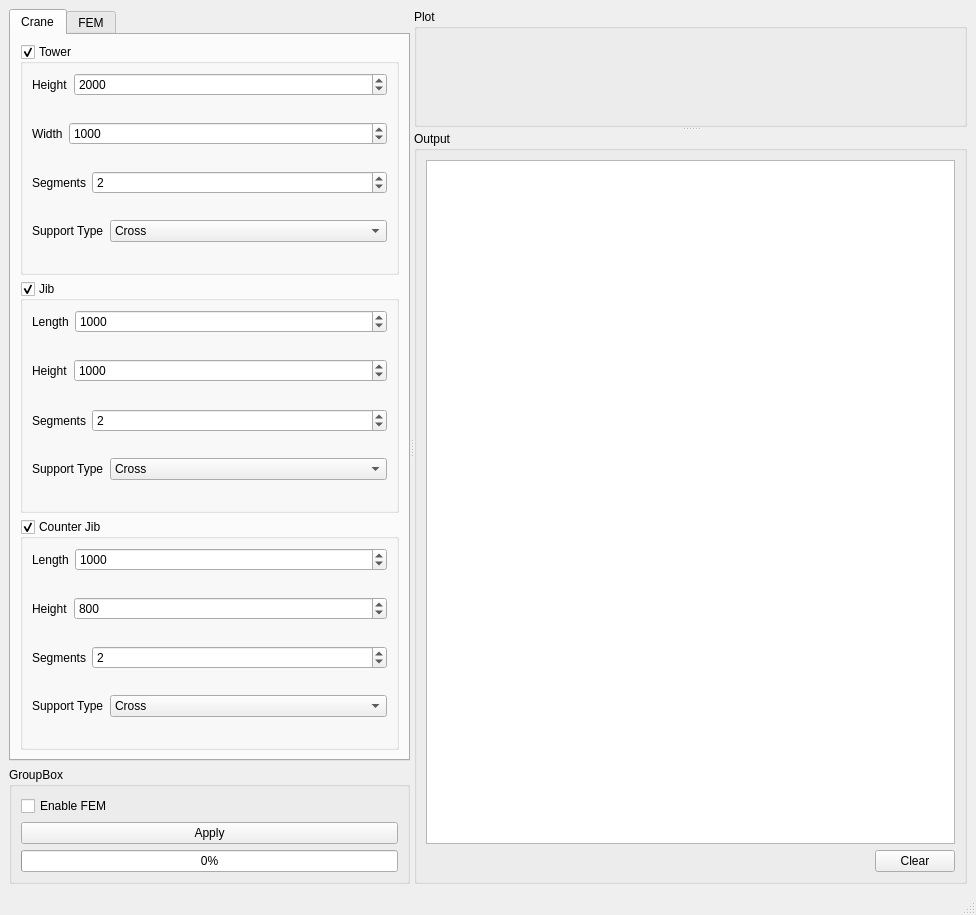
castn/crane-simulator, file mainwindow.ui: the form before one commit.
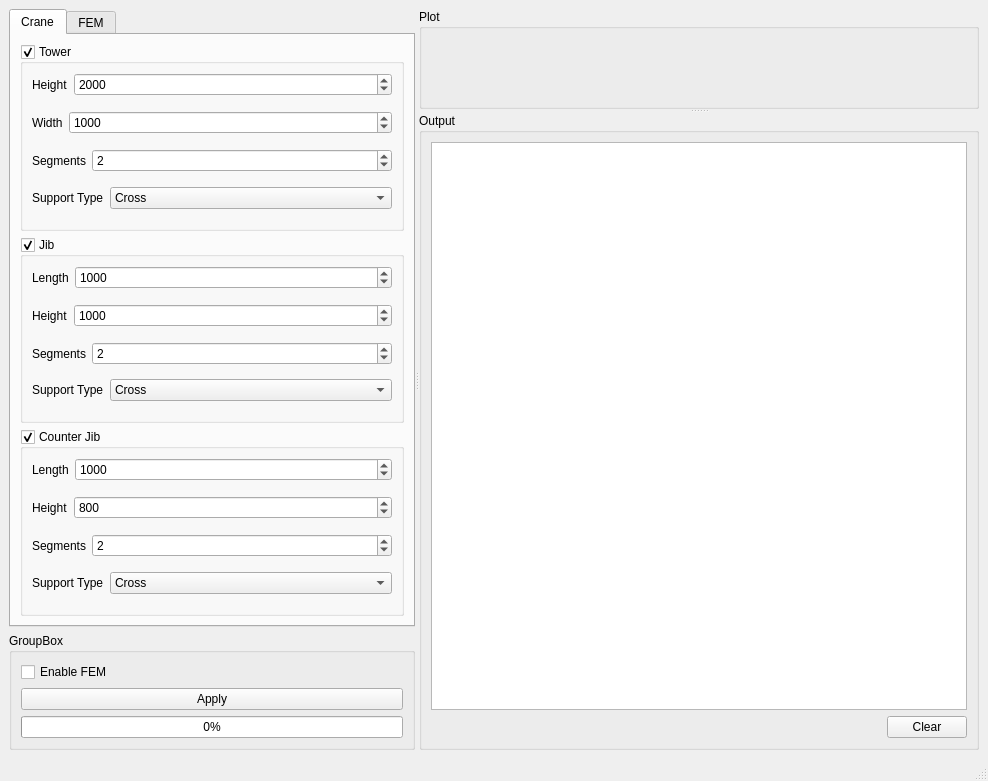
The form after the commit.

What changed in the file:
```diff
--- a/mainwindow.ui
+++ b/mainwindow.ui
@@ -6,8 +6,8 @@
    <rect>
     <x>0</x>
     <y>0</y>
-    <width>976</width>
-    <height>915</height>
+    <width>988</width>
+    <height>781</height>
    </rect>
   </property>
   <property name="windowTitle">
@@ -435,7 +435,10 @@
       </widget>
       <widget class="QSplitter" name="splitter">
        <property name="frameShadow">
-        <enum>QFrame::Raised</enum>
+        <enum>QFrame::Plain</enum>
+       </property>
+       <property name="lineWidth">
+        <number>1</number>
        </property>
        <property name="orientation">
         <enum>Qt::Vertical</enum>
```
Left out of the diff: 23 changed lines with no effect on the pictures.
